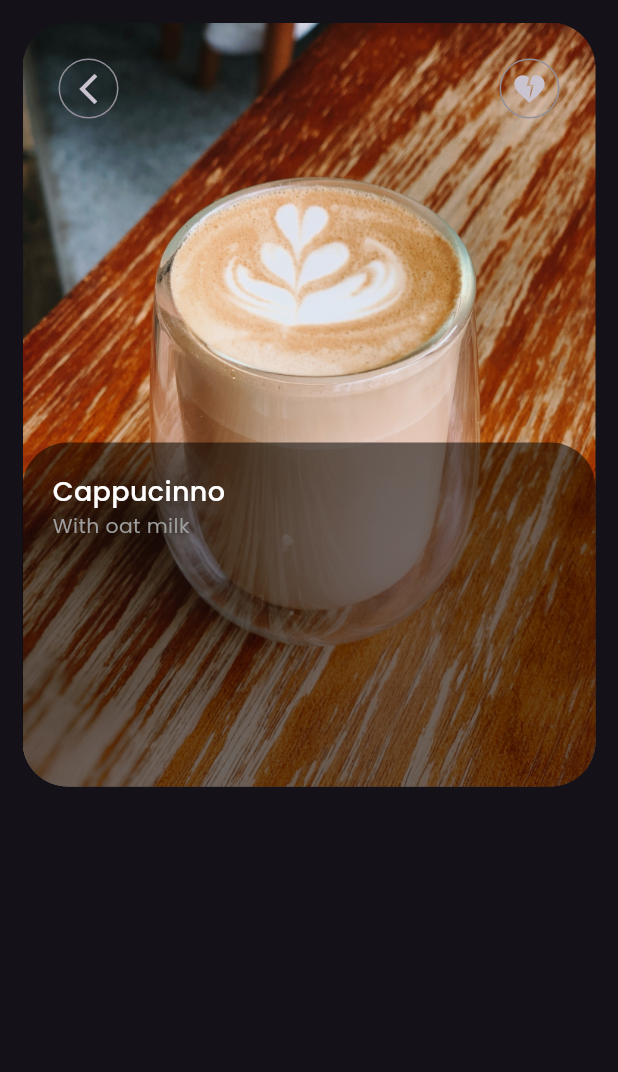
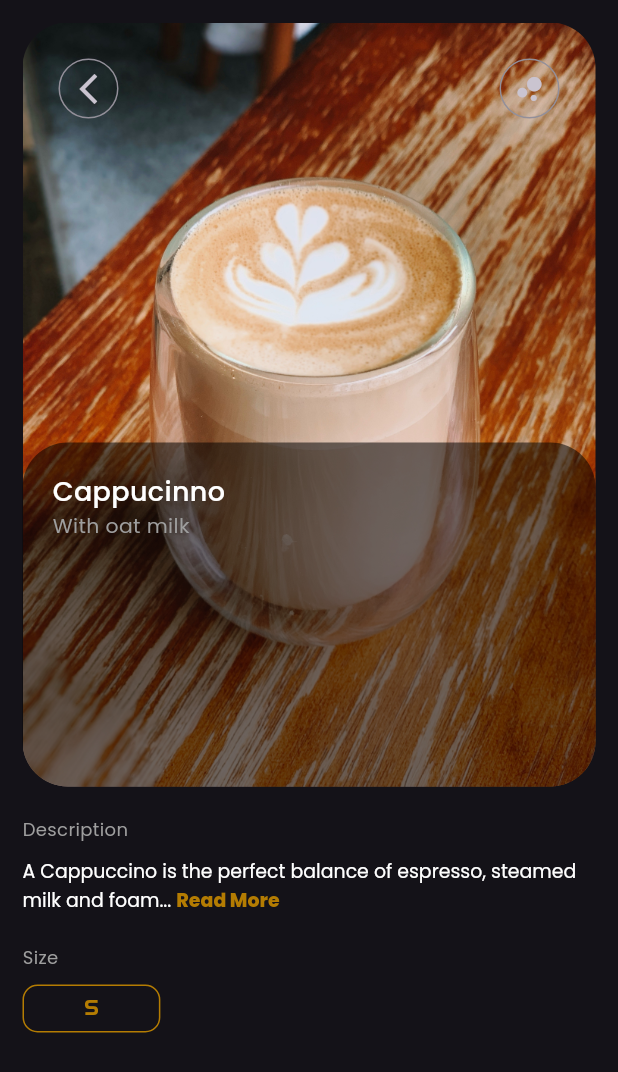
Before and after one commit to ChinepohDivine-f/coffeeShop, a Flutter app: the ConfirmPage screen opened directly, after a tap on the "arrow back ios new" icon, after a tap on "4.5", on a phone screen of 412 x 824 dp. Shown: the top 1072 px of the screen. Run offline on Flutter 3.47's test engine with Material 3 defaults, Android fonts, the phone set to English and light mode, and no system bars.

Commit message:
confirmation page in progress

```diff
--- a/lib/utils/colors.dart
+++ b/lib/utils/colors.dart
@@ -2,7 +2,7 @@ import 'package:flutter/material.dart';
 
 
 final primaryColor = Colors.orange.shade600;
-final secondaryColor = Colors.brown.shade600;
+final secondaryColor = Color.fromARGB(255, 180, 124, 2);
 final tertiarycolor = Colors.brown.shade900;
 final darkColor = Colors.black87;
 final darkColor2 = Colors.black54;
--- a/lib/views/confirm_page.dart
+++ b/lib/views/confirm_page.dart
@@ -18,46 +18,130 @@ class _ConfirmPageState extends State<ConfirmPage> {
             child: Padding(
                 padding: const EdgeInsets.all(15),
                 child: Column(
+                  crossAxisAlignment: CrossAxisAlignment.start,
                   children: [
                     // CustomAppBar1()
-                    Stack(children: [
+                    Stack(
+                      children: [
                         ClipRRect(
                             borderRadius: BorderRadius.circular(30),
-                        child: Image.asset("assets/images/Latte2.jpg")
-                      ),
-                      Positioned(
-                        left: 0, right: 0,
+                            child: Image.asset("assets/images/Latte2.jpg")),
+                        const Positioned(
+                            left: 0,
+                            right: 0,
                             child: Padding(
-                          padding: const EdgeInsets.all(20.0),
+                              padding: EdgeInsets.all(20.0),
                               child: CustomAppBar1(),
                             )),
                         Positioned(
                             top: 280,
-                        left: 0, right: 0,
+                            left: 0,
+                            right: 0,
                             bottom: 0,
                             child: Container(
                               height: 90,
-                        decoration: BoxDecoration(color: darkColor2, borderRadius: BorderRadius.circular(30)),
+                              decoration: BoxDecoration(
+                                  color: darkColor2,
+                                  borderRadius: BorderRadius.circular(30)),
                               child: Padding(
                                 padding: const EdgeInsets.all(20),
                                 child: Row(
                                   crossAxisAlignment: CrossAxisAlignment.start,
-                            mainAxisAlignment: MainAxisAlignment.spaceBetween,
+                                  mainAxisAlignment:
+                                      MainAxisAlignment.spaceBetween,
                                   children: [
                                     Column(
-                                crossAxisAlignment: CrossAxisAlignment.start,
+                                      crossAxisAlignment:
+                                          CrossAxisAlignment.start,
                                       children: [
-                                const Text("Cappucinno", style: TextStyle(fontFamily: 'Poppins', fontSize: 18, color: Colors.white, fontWeight: FontWeight.w500),),
-                                Text("With oat milk", style: TextStyle(fontFamily: 'Poppins', fontSize: 13.61, color: inactiveColor),)
-                              ],),
-                              Column(children: [],),
+                                        const Text(
+                                          "Cappucinno",
+                                          style: TextStyle(
+                                              fontFamily: 'Poppins',
+                                              fontSize: 18,
+                                              color: Colors.white,
+                                              fontWeight: FontWeight.w500),
+                                        ),
+                                        Text(
+                                          "With oat milk",
+                                          style: TextStyle(
+                                              fontFamily: 'Poppins',
+                                              fontSize: 13.61,
+                                              color: inactiveColor),
+                                        )
+                                      ],
+                                    ),
+                                    const Column(
+                                      children: [],
+                                    ),
                                   ],
                                 ),
                               ),
                             ))
                       ],
+                    ),
+                     const SizedBox(
+                      height: 20,
+                    ),
+                    // DESCRPTION
+                    Text(
+                      "Description",
+                      style: TextStyle(
+                          fontFamily: 'Poppins',
+                          fontSize: 12,
+                          color: inactiveColor),
+                    ),
+                    const SizedBox(
+                      height: 10,
+                    ),
+                    RichText(
+                      text: TextSpan(
+                        text:
+                            "A Cappuccino is the perfect balance of espresso, steamed milk and foam... ",
+                        style: const TextStyle(
+                          fontFamily: 'Poppins',
+                          fontSize: 12.61,
+                        ),
+                        children: [TextSpan(text: 'Read More', style: TextStyle(
+                          fontFamily: 'Poppins',
+                          fontSize: 12.61,
+                          color: secondaryColor,
+                          fontWeight: FontWeight.bold
+                        ))]
+                      ),
 
+                    ),
+                     const SizedBox(
+                      height: 20,
+                    ),
+                    // Size
+                    Text(
+                      "Size",
+                      style: TextStyle(
+                          fontFamily: 'Poppins',
+                          fontSize: 12,
+                          color: inactiveColor),
+                    ),
+                    const SizedBox(
+                      height: 10,
+                    ),
+                    Row(children: [
+                      Wrap(
+                        children: [
+                        Container(
+                          alignment: Alignment.center,
+                          decoration: BoxDecoration(
+                            borderRadius: BorderRadius.circular(10),
+                            border: Border.all(color: secondaryColor),
+                          ),
+                          child: Padding(
+                            padding: const EdgeInsets.symmetric(horizontal:40.0, vertical: 5),
+                            child: Text("S", style: TextStyle(color: secondaryColor, fontFamily: 'sF-Fourche', fontSize: 14, ),),
+                          ),
                         )
+                      ],)
+                    ],)
+                    // price
                   ],
                 ))));
   }
@@ -77,19 +161,16 @@ class CustomAppBar1 extends StatelessWidget {
           // highlightColor: darkColor2,
           onPressed: () {
             Navigator.pushReplacement(
-                  context,
-                  MaterialPageRoute(
-                      builder: (context) =>
-                          MyHomePage()));
+                context, MaterialPageRoute(builder: (context) => MyHomePage()));
           },
-          icon: Icon(Icons.arrow_back_ios_new),
+          icon: const Icon(Icons.arrow_back_ios_new),
         ),
         IconButton.outlined(
             onPressed: () {
               // to be continued...
             },
-            icon: Icon(
-              Icons.heart_broken,
+            icon: const Icon(
+              Icons.bubble_chart,
             )),
       ],
     );
--- a/lib/views/home.dart
+++ b/lib/views/home.dart
@@ -155,7 +155,7 @@ class CustomRecommendationBox extends StatelessWidget {
       padding: const EdgeInsets.only(bottom: 10.0),
       child: Container(
         // width: 90,
-        height: 150,
+        height: 130,
 
         decoration: BoxDecoration(
             backgroundBlendMode: BlendMode.darken,
@@ -165,7 +165,7 @@ class CustomRecommendationBox extends StatelessWidget {
                 begin: Alignment.bottomCenter,
                 end: Alignment.topCenter,
                 colors: [
-                  secondaryColor,
+                  tertiarycolor,
                   darkColor,
                 ])),
         child: Container(
@@ -182,7 +182,7 @@ class CustomRecommendationBox extends StatelessWidget {
                 SizedBox(
                   width: 25,
                 ),
-                SizedBox(
+                Expanded(
                     child: IntrinsicWidth(
                         child: Text("Five Coffee Beans You Must try!",
                             style: TextStyle(
@@ -213,7 +213,7 @@ class CustomTextField extends StatelessWidget {
         enabledBorder: OutlineInputBorder(
             gapPadding: 5,
             borderRadius: BorderRadius.circular(5),
-            borderSide: BorderSide(strokeAlign: 13, color: secondaryColor)),
+            borderSide: BorderSide(strokeAlign: 13, color: tertiarycolor)),
         focusedBorder: OutlineInputBorder(
             borderRadius: BorderRadius.circular(10),
             borderSide: BorderSide(strokeAlign: 13, color: primaryColor)),
```
Lines whose indentation alone changed are shown as unchanged.
